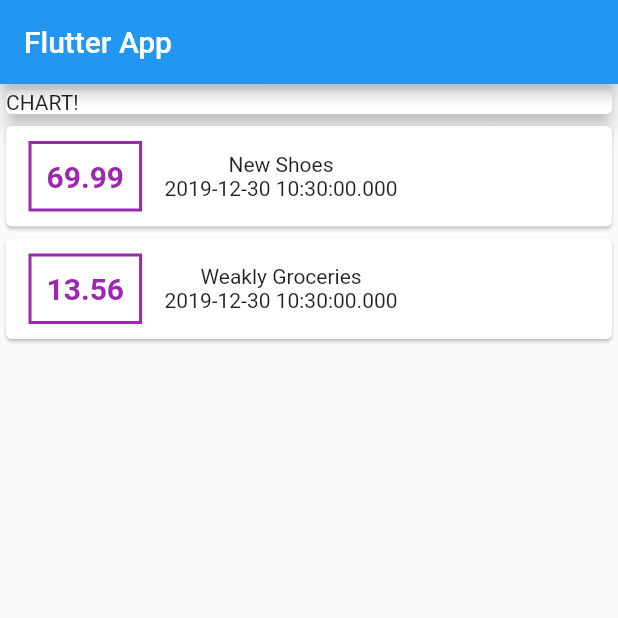
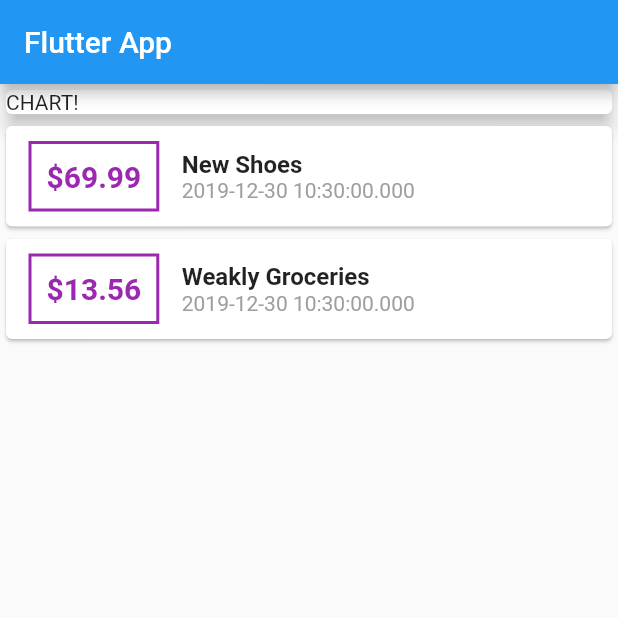
Before and after one commit to sahilmob/flutter-course-personal-expenses-app, a Flutter app: the screen it shows after launch, on a phone screen of 412 x 824 dp, the top half of it. Run offline on Flutter 3.47's test engine with Material 2 defaults, Android fonts, the phone set to English and light mode, and no system bars.

```diff
--- a/lib/main.dart
+++ b/lib/main.dart
@@ -56,7 +56,7 @@ class MyHomePage extends StatelessWidget {
                                 border:
                                     Border.all(color: Colors.purple, width: 2)),
                             child: Text(
-                              tx.amount.toString(),
+                              '\$${tx.amount}',
                               style: TextStyle(
                                 fontWeight: FontWeight.bold,
                                 fontSize: 20,
@@ -65,9 +65,17 @@ class MyHomePage extends StatelessWidget {
                             ),
                           ),
                           Column(
+                            crossAxisAlignment: CrossAxisAlignment.start,
                             children: <Widget>[
-                              Text(tx.title),
-                              Text(tx.date.toString())
+                              Text(tx.title,
+                                  style: TextStyle(
+                                    fontSize: 16,
+                                    fontWeight: FontWeight.bold,
+                                  )),
+                              Text(
+                                tx.date.toString(),
+                                style: TextStyle(color: Colors.grey),
+                              )
                             ],
                           )
                         ],
```
